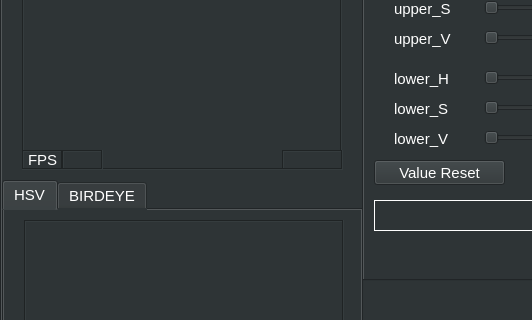
Old version of the form ui/vision.ui in the repository mjlee111/vision_tools; both pictures show x 0 to 532 and y 180 to 500 of the 770 by 675 pixel window.
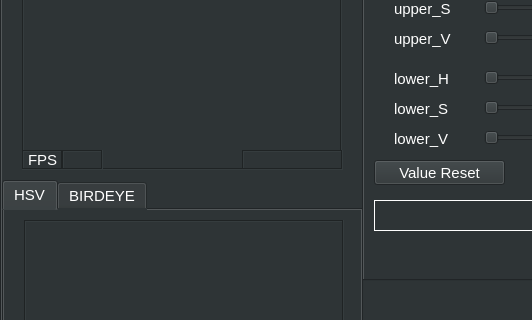
New version of the form. Custom widgets are drawn as their Qt base class.

Diff of the .ui file:
```diff
--- a/ui/vision.ui
+++ b/ui/vision.ui
@@ -953,9 +953,9 @@
      <widget class="QLabel" name="data_byte">
       <property name="geometry">
        <rect>
-        <x>280</x>
+        <x>240</x>
         <y>230</y>
-        <width>61</width>
+        <width>101</width>
         <height>20</height>
        </rect>
       </property>
```
